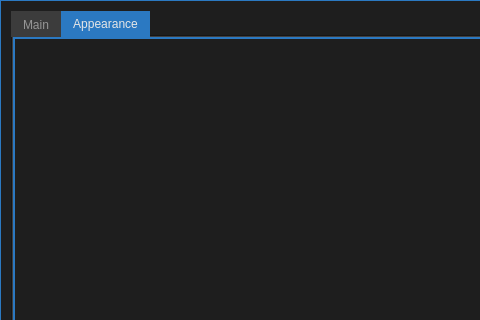
The window that ui/ui_07_settings.ui (il721/EasyBack) describes before a commit, drawn with Qt 5; both pictures show x 0 to 480 and y 0 to 320 of the 620 by 602 pixel window.
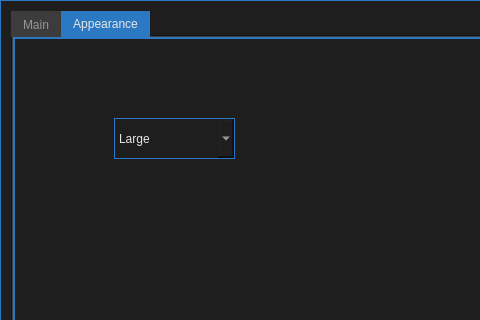
The same window after the commit. The open tabs and pages were chosen to show the change. Icons and pictures are not drawn.

Patch:
```diff
--- a/ui/ui_07_settings.ui
+++ b/ui/ui_07_settings.ui
@@ -467,6 +467,31 @@
       <attribute name="title">
        <string>Appearance</string>
       </attribute>
+      <widget class="QComboBox" name="comboBox">
+       <property name="geometry">
+        <rect>
+         <x>100</x>
+         <y>80</y>
+         <width>121</width>
+         <height>41</height>
+        </rect>
+       </property>
+       <item>
+        <property name="text">
+         <string>Large</string>
+        </property>
+       </item>
+       <item>
+        <property name="text">
+         <string>Medium</string>
+        </property>
+       </item>
+       <item>
+        <property name="text">
+         <string>Small</string>
+        </property>
+       </item>
+      </widget>
      </widget>
     </widget>
    </item>
```
